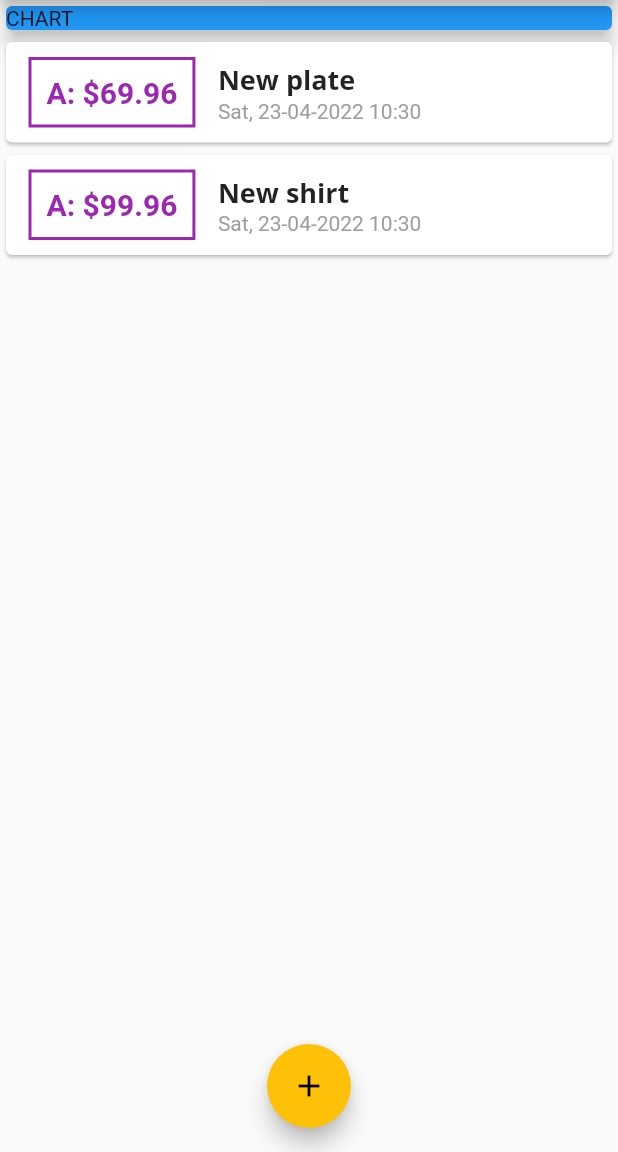
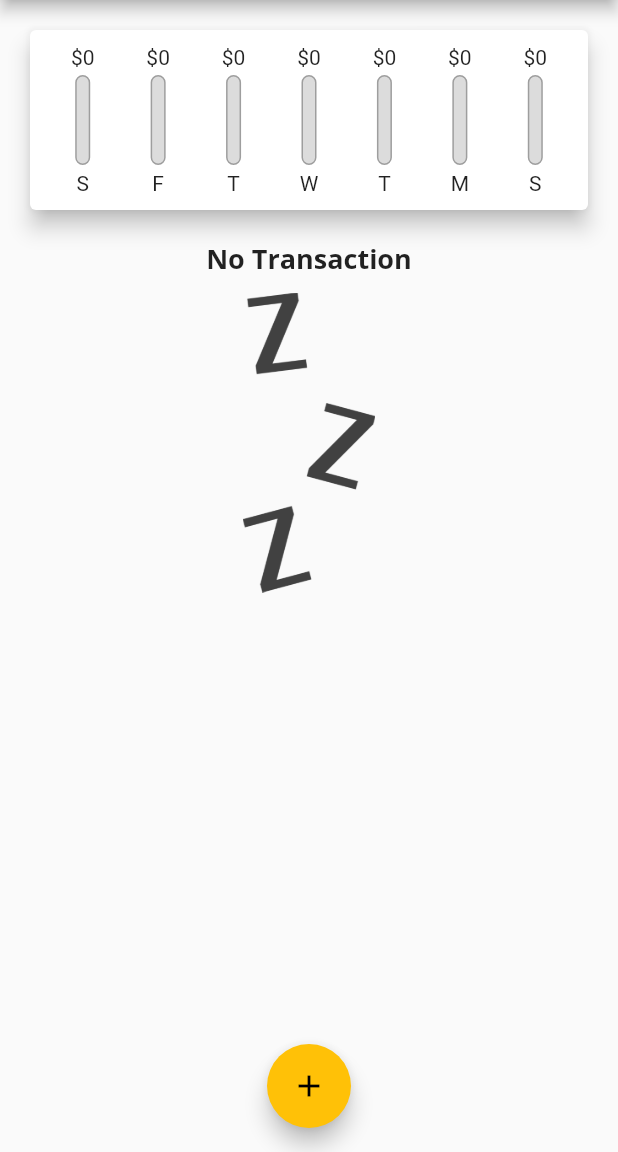
Before and after one commit to prasetion/personal_expenses, a Flutter app: the screen it shows after launch, on a phone screen of 412 x 824 dp, the part 84-1236 px from its top. Run offline on Flutter 3.47's test engine with Material 2 defaults, Android fonts, the phone set to English and light mode, and no system bars.

Commit message:
finishing chart

```diff
--- a/lib/main.dart
+++ b/lib/main.dart
@@ -1,4 +1,5 @@
 import 'package:flutter/material.dart';
+import 'package:personal_expenses/widgets/chart.dart';
 import 'package:personal_expenses/widgets/new_transaction.dart';
 import 'package:personal_expenses/widgets/transaction_list.dart';
 import './models/transaction.dart';
@@ -41,19 +42,29 @@ class MyHomePage extends StatefulWidget {
 
 class _MyHomePageState extends State<MyHomePage> {
   final List<Transaction> _userTransactions = [
-    Transaction(
-      id: "t1",
-      title: "New plate",
-      amount: 69.96,
-      date: DateTime.now(),
-    ),
-    Transaction(
-      id: "t2",
-      title: "New shirt",
-      amount: 99.96,
-      date: DateTime.now(),
-    ),
+    // Transaction(
+    //   id: "t1",
+    //   title: "New plate",
+    //   amount: 69.96,
+    //   date: DateTime.now(),
+    // ),
+    // Transaction(
+    //   id: "t2",
+    //   title: "New shirt",
+    //   amount: 99.96,
+    //   date: DateTime.now(),
+    // ),
   ];
+
+  List<Transaction> get _recentTransactions {
+    return _userTransactions.where((element) {
+      return element.date.isAfter(
+        DateTime.now().subtract(
+          Duration(days: 7),
+        ),
+      );
+    }).toList();
+  }
 
   void _addNewTransaction(String transactionTitle, double transactionAmount) {
     final newTransaction = Transaction(
@@ -102,14 +113,7 @@ class _MyHomePageState extends State<MyHomePage> {
           // mainAxisAlignment: MainAxisAlignment.spaceAround,
           crossAxisAlignment: CrossAxisAlignment.stretch,
           children: [
-            Container(
-              width: double.infinity,
-              child: Card(
-                color: Colors.blue,
-                child: Text("CHART"),
-                elevation: 5,
-              ),
-            ),
+            Chart(_recentTransactions),
             TransactionList(_userTransactions),
           ],
         ),
--- /dev/null
+++ b/lib/widgets/chart.dart
@@ -0,0 +1,65 @@
+import 'package:flutter/material.dart';
+import 'package:personal_expenses/models/transaction.dart';
+
+import 'package:intl/intl.dart';
+import 'package:personal_expenses/widgets/chart_bar.dart';
+
+class Chart extends StatelessWidget {
+  final List<Transaction> recentTransactions;
+
+  Chart(this.recentTransactions);
+
+  List<Map<String, Object>> get groupedTransactionValues {
+    return List.generate(7, (index) {
+      final weekDay = DateTime.now().subtract(
+        Duration(days: index),
+      );
+      var totalSum = 0.0;
+
+      for (var i = 0; i < recentTransactions.length; i++) {
+        if (recentTransactions[i].date.day == weekDay.day &&
+            recentTransactions[i].date.month == weekDay.month &&
+            recentTransactions[i].date.year == weekDay.year) {
+          totalSum += recentTransactions[i].amount;
+        }
+      }
+
+      return {
+        "day": DateFormat.E().format(weekDay).substring(0, 1),
+        "amount": totalSum,
+      };
+    });
+  }
+
+  double get totalSpending {
+    return groupedTransactionValues.fold(0.0, (sum, item) {
+      return sum + (item['amount'] as double);
+    });
+  }
+
+  @override
+  Widget build(BuildContext context) {
+    return Card(
+      elevation: 6,
+      margin: EdgeInsets.all(20),
+      child: Padding(
+        padding: EdgeInsets.all(10),
+        child: Row(
+          mainAxisAlignment: MainAxisAlignment.spaceAround,
+          children: groupedTransactionValues.map((data) {
+            return Flexible(
+              fit: FlexFit.tight,
+              child: ChartBar(
+                data['day'] as String,
+                data['amount'] as double,
+                totalSpending == 0.0
+                    ? 0.0
+                    : (data['amount'] as double) / totalSpending,
+              ),
+            );
+          }).toList(),
+        ),
+      ),
+    );
+  }
+}
--- /dev/null
+++ b/lib/widgets/chart_bar.dart
@@ -0,0 +1,51 @@
+import 'package:flutter/material.dart';
+
+class ChartBar extends StatelessWidget {
+  final String label;
+  final double spendingAmount;
+  final double spendingPctOfTotal;
+
+  ChartBar(this.label, this.spendingAmount, this.spendingPctOfTotal);
+
+  @override
+  Widget build(BuildContext context) {
+    return Column(
+      children: [
+        FittedBox(
+          child: Text('\$${spendingAmount.toStringAsFixed(0)}'),
+        ),
+        SizedBox(
+          height: 4,
+        ),
+        Container(
+          height: 60,
+          width: 10,
+          child: Stack(
+            children: [
+              Container(
+                decoration: BoxDecoration(
+                  border: Border.all(color: Colors.grey, width: 1.0),
+                  color: Color.fromRGBO(220, 220, 220, 1),
+                  borderRadius: BorderRadius.circular(20),
+                ),
+              ),
+              FractionallySizedBox(
+                heightFactor: spendingPctOfTotal,
+                child: Container(
+                  decoration: BoxDecoration(
+                    color: Theme.of(context).primaryColor,
+                    borderRadius: BorderRadius.circular(10),
+                  ),
+                ),
+              )
+            ],
+          ),
+        ),
+        SizedBox(
+          height: 4,
+        ),
+        Text(label),
+      ],
+    );
+  }
+}
--- a/lib/widgets/transaction_list.dart
+++ b/lib/widgets/transaction_list.dart
@@ -11,7 +11,26 @@ class TransactionList extends StatelessWidget {
   Widget build(BuildContext context) {
     return Container(
       height: 300,
-      child: ListView.builder(
+      child: transactions.isEmpty
+          ? Column(
+              children: [
+                Text(
+                  "No Transaction",
+                  style: Theme.of(context).textTheme.headline6,
+                ),
+                SizedBox(
+                  height: 10,
+                ),
+                Container(
+                  height: 200,
+                  child: Image.asset(
+                    "assets/images/waiting.png",
+                    fit: BoxFit.cover,
+                  ),
+                ),
+              ],
+            )
+          : ListView.builder(
               itemBuilder: (context, index) {
                 return Card(
                   child: Row(
--- a/pubspec.yaml
+++ b/pubspec.yaml
@@ -57,9 +57,8 @@ flutter:
   uses-material-design: true
 
   # To add assets to your application, add an assets section, like this:
-  # assets:
-  #   - images/a_dot_burr.jpeg
-  #   - images/a_dot_ham.jpeg
+  assets:
+    - assets/images/waiting.png
 
   # An image asset can refer to one or more resolution-specific "variants", see
   # https://flutter.dev/assets-and-images/#resolution-aware.
```
Also changed, not shown: assets/images/waiting.png (added). Lines whose indentation alone changed are shown as unchanged.
